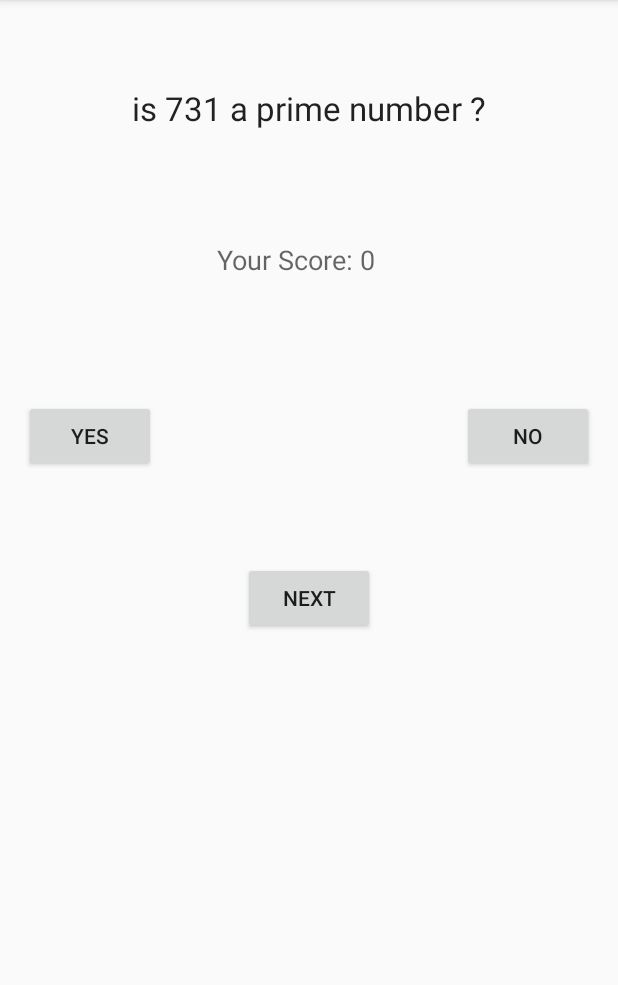
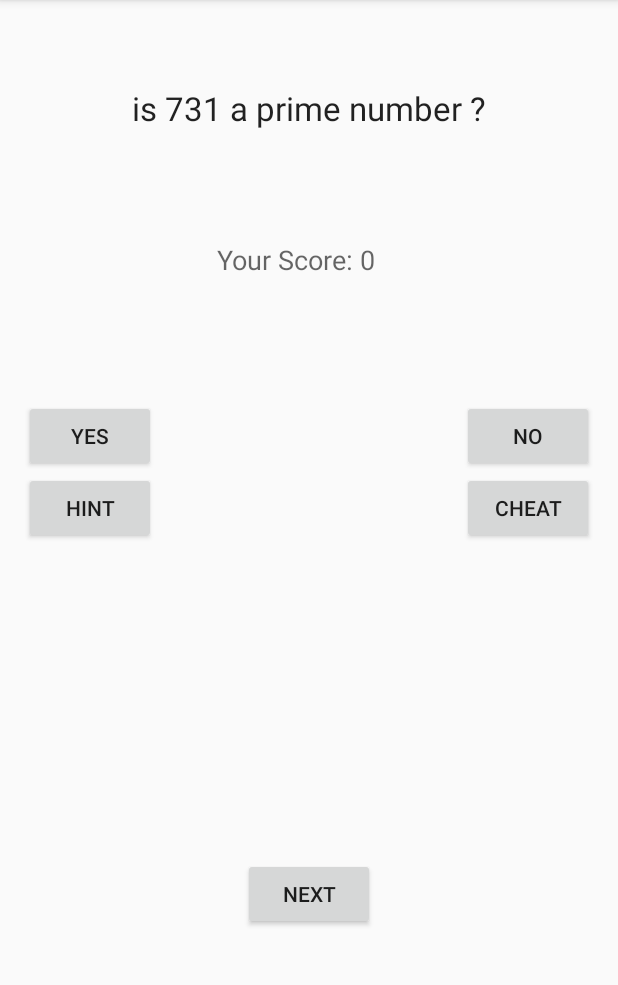
Before and after one commit to Harsh1-1/PrimeQuiz, an Android app: the screen it shows after launch (PrimeQuizActivity), on a phone screen of 412 x 824 dp, the part 84-1069 px from its top. Run offline under Robolectric (Android 15) with nearby library versions, the phone set to English and light mode, and no system bars.

Commit message:
code updated

```diff
--- a/app/src/main/AndroidManifest.xml
+++ b/app/src/main/AndroidManifest.xml
@@ -15,6 +15,8 @@
                 <category android:name="android.intent.category.LAUNCHER" />
             </intent-filter>
         </activity>
+        <activity android:name=".HintActivity" />
+        <activity android:name=".CheatActivity"></activity>
     </application>
 
 </manifest>
--- a/app/src/main/res/layout-land/activity_prime_quiz.xml
+++ b/app/src/main/res/layout-land/activity_prime_quiz.xml
@@ -62,4 +62,20 @@
         android:id="@+id/answerstatus"
         android:layout_above="@+id/nextbutton"
         android:layout_centerHorizontal="true" />
+
+    <Button
+        android:layout_width="wrap_content"
+        android:layout_height="wrap_content"
+        android:text="hint"
+        android:id="@+id/hint"
+        android:layout_below="@+id/yesbutton"
+        android:layout_alignEnd="@+id/yesbutton" />
+
+    <Button
+        android:layout_width="wrap_content"
+        android:layout_height="wrap_content"
+        android:text="CHEAT"
+        android:id="@+id/cheat"
+        android:layout_alignTop="@+id/hint"
+        android:layout_alignStart="@+id/nobutton" />
 </RelativeLayout>
--- a/app/src/main/res/layout-port/activity_prime_quiz.xml
+++ b/app/src/main/res/layout-port/activity_prime_quiz.xml
@@ -53,9 +53,9 @@
         android:layout_height="wrap_content"
         android:text="@string/next_text"
         android:id="@+id/nextbutton"
-        android:layout_marginTop="60dp"
-        android:layout_below="@+id/yesbutton"
-        android:layout_centerHorizontal="true" />
+        android:layout_above="@+id/answerstatus"
+        android:layout_centerHorizontal="true"
+        android:layout_marginBottom="52dp" />
 
     <TextView
         android:layout_width="wrap_content"
@@ -67,4 +67,20 @@
         android:layout_alignParentBottom="true"
         android:layout_alignStart="@+id/score" />
 
+    <Button
+        android:layout_width="wrap_content"
+        android:layout_height="wrap_content"
+        android:text="HINT"
+        android:id="@+id/hint"
+        android:layout_below="@+id/yesbutton"
+        android:layout_alignEnd="@+id/yesbutton" />
+
+    <Button
+        android:layout_width="wrap_content"
+        android:layout_height="wrap_content"
+        android:text="CHEAT"
+        android:id="@+id/cheat"
+        android:layout_below="@+id/nobutton"
+        android:layout_alignStart="@+id/nobutton" />
+
 </RelativeLayout>
```
Also changed, not shown: app/src/main/java/com/example/harsh/primequiz/CheatActivity.java (added, +79 -0 lines), app/src/main/java/com/example/harsh/primequiz/HintActivity.java (added, +55 -0 lines), app/src/main/java/com/example/harsh/primequiz/PrimeQuizActivity.java (+88 -8 lines), app/src/main/res/layout/activity_cheat.xml (added, +20 -0 lines), app/src/main/res/layout/activity_hint.xml (added, +28 -0 lines).
